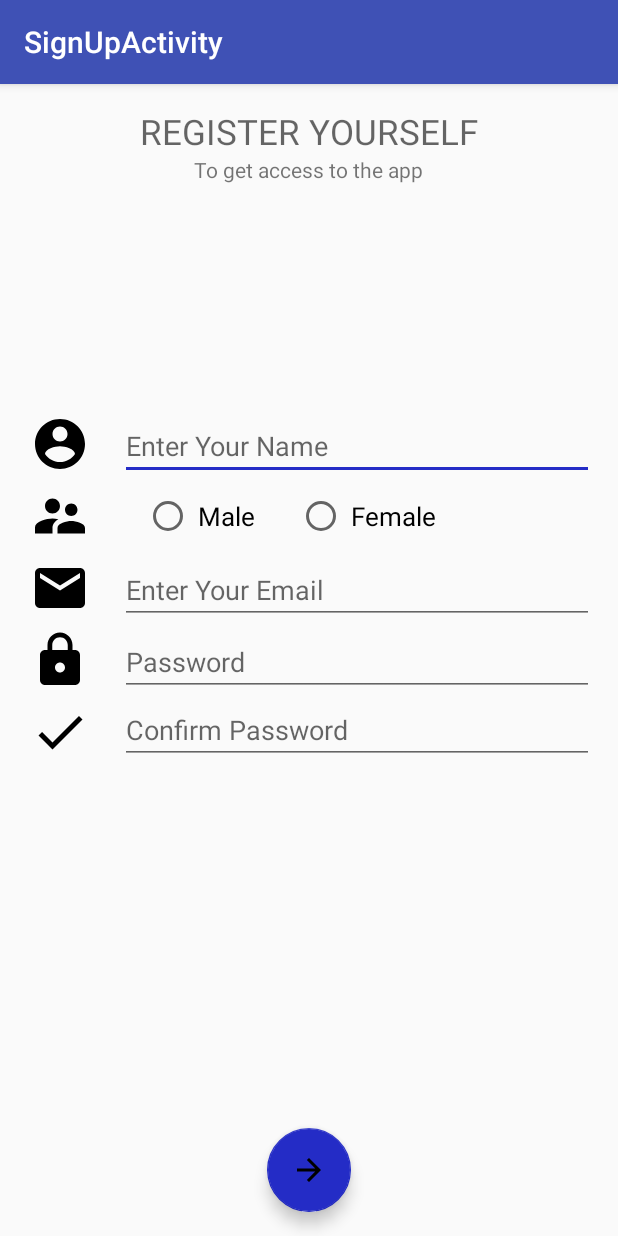
After one commit to raihan-mohammad/ProjectQ, an Android app: the SignUpActivity screen opened directly, with no data from a screen before it, on a phone screen of 412 x 824 dp. The commit adds this screen. Run offline under Robolectric (Android 15) with nearby library versions, the phone set to English and light mode, and no system bars.

Commit message:
noopur 22 june

```diff
--- a/app/src/main/AndroidManifest.xml
+++ b/app/src/main/AndroidManifest.xml
@@ -30,7 +30,11 @@
             android:configChanges="keyboard|keyboardHidden|screenLayout|screenSize|orientation"
             android:label="@string/app_name"
             android:theme="@android:style/Theme.Translucent.NoTitleBar" />
-        <activity android:name=".AboutActivity"></activity>
+        <activity android:name=".AboutActivity" />
+        <activity
+            android:name=".SignUpActivity"
+            android:label="@string/title_activity_sign_up"
+            android:theme="@style/AppTheme.NoActionBar"></activity>
     </application>
 
 </manifest>
--- /dev/null
+++ b/app/src/main/java/trainedge/projectq/SignUpActivity.java
@@ -0,0 +1,65 @@
+package trainedge.projectq;
+
+import android.os.Bundle;
+import android.support.design.widget.FloatingActionButton;
+import android.support.design.widget.Snackbar;
+import android.support.v7.app.AppCompatActivity;
+import android.support.v7.widget.Toolbar;
+import android.view.View;
+import android.widget.EditText;
+import android.widget.ImageView;
+import android.widget.RadioButton;
+import android.widget.RadioGroup;
+import android.widget.TextView;
+
+public class SignUpActivity extends AppCompatActivity {
+
+    private ImageView imgV1;
+    private ImageView imgV2;
+    private ImageView imgV3;
+    private ImageView imgV4;
+    private ImageView imgV5;
+    private EditText editT1;
+    private EditText editT2;
+    private EditText editT3;
+    private EditText editT4;
+    private RadioGroup rGroup;
+    private RadioButton radB1;
+    private RadioButton radB2;
+    private TextView textV1;
+    private TextView textV2;
+
+    @Override
+    protected void onCreate(Bundle savedInstanceState) {
+        super.onCreate(savedInstanceState);
+        setContentView(R.layout.activity_sign_up);
+        imgV1 = (ImageView) findViewById(R.id.imgV1);
+        imgV2 = (ImageView) findViewById(R.id.imgV2);
+        imgV3 = (ImageView) findViewById(R.id.imgV3);
+        imgV4 = (ImageView) findViewById(R.id.imgV4);
+        imgV5 = (ImageView) findViewById(R.id.imgV5);
+        editT1 = (EditText) findViewById(R.id.editT1);
+        editT2 = (EditText) findViewById(R.id.editT2);
+        editT3 = (EditText) findViewById(R.id.editT3);
+        editT4 = (EditText) findViewById(R.id.editT4);
+        rGroup = (RadioGroup) findViewById(R.id.rGroup);
+        radB1 = (RadioButton) findViewById(R.id.radB1);
+        radB2 = (RadioButton) findViewById(R.id.radB2);
+        textV1 = (TextView) findViewById(R.id.textV1);
+        textV2 = (TextView) findViewById(R.id.textV2);
+
+
+        Toolbar toolbar = (Toolbar) findViewById(R.id.toolbar);
+        setSupportActionBar(toolbar);
+
+        FloatingActionButton fab = (FloatingActionButton) findViewById(R.id.fab);
+        fab.setOnClickListener(new View.OnClickListener() {
+            @Override
+            public void onClick(View view) {
+                Snackbar.make(view, "Replace with your own action", Snackbar.LENGTH_LONG)
+                        .setAction("Action", null).show();
+            }
+        });
+    }
+
+}
--- /dev/null
+++ b/app/src/main/res/drawable/ic_account_circle_black_24dp.xml
@@ -0,0 +1,9 @@
+<vector android:height="40dp"
+    android:viewportHeight="24.0"
+    android:viewportWidth="24.0"
+    android:width="40dp"
+    xmlns:android="http://schemas.android.com/apk/res/android">
+    <path
+        android:fillColor="#FF000000"
+        android:pathData="M12,2C6.48,2 2,6.48 2,12s4.48,10 10,10 10,-4.48 10,-10S17.52,2 12,2zM12,5c1.66,0 3,1.34 3,3s-1.34,3 -3,3 -3,-1.34 -3,-3 1.34,-3 3,-3zM12,19.2c-2.5,0 -4.71,-1.28 -6,-3.22 0.03,-1.99 4,-3.08 6,-3.08 1.99,0 5.97,1.09 6,3.08 -1.29,1.94 -3.5,3.22 -6,3.22z" />
+</vector>
--- /dev/null
+++ b/app/src/main/res/drawable/ic_arrow_forward_black_24dp.xml
@@ -0,0 +1,9 @@
+<vector android:height="40dp"
+    android:viewportHeight="24.0"
+    android:viewportWidth="24.0"
+    android:width="40dp"
+    xmlns:android="http://schemas.android.com/apk/res/android">
+    <path
+        android:fillColor="#FF000000"
+        android:pathData="M12,4l-1.41,1.41L16.17,11H4v2h12.17l-5.58,5.59L12,20l8,-8z" />
+</vector>
--- /dev/null
+++ b/app/src/main/res/drawable/ic_check_black_24dp.xml
@@ -0,0 +1,9 @@
+<vector android:height="40dp"
+    android:viewportHeight="24.0"
+    android:viewportWidth="24.0"
+    android:width="40dp"
+    xmlns:android="http://schemas.android.com/apk/res/android">
+    <path
+        android:fillColor="#FF000000"
+        android:pathData="M9,16.17L4.83,12l-1.42,1.41L9,19 21,7l-1.41,-1.41z" />
+</vector>
--- /dev/null
+++ b/app/src/main/res/drawable/ic_https_black_24dp.xml
@@ -0,0 +1,9 @@
+<vector android:height="40dp"
+    android:viewportHeight="24.0"
+    android:viewportWidth="24.0"
+    android:width="40dp"
+    xmlns:android="http://schemas.android.com/apk/res/android">
+    <path
+        android:fillColor="#FF000000"
+        android:pathData="M18,8h-1L17,6c0,-2.76 -2.24,-5 -5,-5S7,3.24 7,6v2L6,8c-1.1,0 -2,0.9 -2,2v10c0,1.1 0.9,2 2,2h12c1.1,0 2,-0.9 2,-2L20,10c0,-1.1 -0.9,-2 -2,-2zM12,17c-1.1,0 -2,-0.9 -2,-2s0.9,-2 2,-2 2,0.9 2,2 -0.9,2 -2,2zM15.1,8L8.9,8L8.9,6c0,-1.71 1.39,-3.1 3.1,-3.1 1.71,0 3.1,1.39 3.1,3.1v2z" />
+</vector>
--- /dev/null
+++ b/app/src/main/res/drawable/ic_local_post_office_black_24dp.xml
@@ -0,0 +1,9 @@
+<vector android:height="40dp"
+    android:viewportHeight="24.0"
+    android:viewportWidth="24.0"
+    android:width="40dp"
+    xmlns:android="http://schemas.android.com/apk/res/android">
+    <path
+        android:fillColor="#FF000000"
+        android:pathData="M20,4L4,4c-1.1,0 -1.99,0.9 -1.99,2L2,18c0,1.1 0.9,2 2,2h16c1.1,0 2,-0.9 2,-2L22,6c0,-1.1 -0.9,-2 -2,-2zM20,8l-8,5 -8,-5L4,6l8,5 8,-5v2z" />
+</vector>
--- /dev/null
+++ b/app/src/main/res/drawable/ic_supervisor_account_black_24dp.xml
@@ -0,0 +1,9 @@
+<vector android:height="40dp"
+    android:viewportHeight="24.0"
+    android:viewportWidth="24.0"
+    android:width="40dp"
+    xmlns:android="http://schemas.android.com/apk/res/android">
+    <path
+        android:fillColor="#FF000000"
+        android:pathData="M16.5,12c1.38,0 2.49,-1.12 2.49,-2.5S17.88,7 16.5,7C15.12,7 14,8.12 14,9.5s1.12,2.5 2.5,2.5zM9,11c1.66,0 2.99,-1.34 2.99,-3S10.66,5 9,5C7.34,5 6,6.34 6,8s1.34,3 3,3zM16.5,14c-1.83,0 -5.5,0.92 -5.5,2.75L11,19h11v-2.25c0,-1.83 -3.67,-2.75 -5.5,-2.75zM9,13c-2.33,0 -7,1.17 -7,3.5L2,19h7v-2.25c0,-0.85 0.33,-2.34 2.37,-3.47C10.5,13.1 9.66,13 9,13z" />
+</vector>
--- /dev/null
+++ b/app/src/main/res/layout/activity_sign_up.xml
@@ -0,0 +1,34 @@
+<?xml version="1.0" encoding="utf-8"?>
+<android.support.design.widget.CoordinatorLayout xmlns:android="http://schemas.android.com/apk/res/android"
+    xmlns:app="http://schemas.android.com/apk/res-auto"
+    xmlns:tools="http://schemas.android.com/tools"
+    android:layout_width="match_parent"
+    android:layout_height="match_parent"
+    android:fitsSystemWindows="true"
+    tools:context="trainedge.projectq.SignUpActivity">
+
+    <android.support.design.widget.AppBarLayout
+        android:layout_width="match_parent"
+        android:layout_height="wrap_content"
+        android:theme="@style/AppTheme.AppBarOverlay">
+
+        <android.support.v7.widget.Toolbar
+            android:id="@+id/toolbar"
+            android:layout_width="match_parent"
+            android:layout_height="?attr/actionBarSize"
+            android:background="?attr/colorPrimary"
+            app:popupTheme="@style/AppTheme.PopupOverlay" />
+
+    </android.support.design.widget.AppBarLayout>
+
+    <include layout="@layout/content_sign_up" />
+
+    <android.support.design.widget.FloatingActionButton
+        android:id="@+id/fab"
+        android:layout_width="wrap_content"
+        android:layout_height="wrap_content"
+        android:layout_gravity="bottom|center"
+        android:layout_margin="@dimen/fab_margin"
+        android:src="@drawable/ic_arrow_forward_black_24dp" />
+
+</android.support.design.widget.CoordinatorLayout>
--- /dev/null
+++ b/app/src/main/res/layout/content_sign_up.xml
@@ -0,0 +1,158 @@
+<?xml version="1.0" encoding="utf-8"?>
+<RelativeLayout xmlns:android="http://schemas.android.com/apk/res/android"
+    xmlns:app="http://schemas.android.com/apk/res-auto"
+    xmlns:tools="http://schemas.android.com/tools"
+    android:layout_width="match_parent"
+    android:layout_height="match_parent"
+    android:paddingBottom="@dimen/activity_vertical_margin"
+    android:paddingLeft="@dimen/activity_horizontal_margin"
+    android:paddingRight="@dimen/activity_horizontal_margin"
+    android:paddingTop="@dimen/activity_vertical_margin"
+    app:layout_behavior="@string/appbar_scrolling_view_behavior"
+
+    tools:showIn="@layout/activity_sign_up">
+
+    <ImageView
+        android:layout_width="wrap_content"
+        android:layout_height="wrap_content"
+        android:id="@+id/imgV1"
+        android:src="@drawable/ic_account_circle_black_24dp"
+        android:padding="4dp"
+        android:layout_above="@+id/imgV2"
+        android:layout_alignParentLeft="true"
+        android:layout_alignParentStart="true" />
+
+    <EditText
+        android:layout_width="match_parent"
+        android:layout_height="wrap_content"
+        android:id="@+id/editT1"
+        android:layout_alignBottom="@+id/imgV1"
+        android:layout_toRightOf="@+id/imgV1"
+        android:layout_toEndOf="@+id/imgV1"
+        android:hint="Enter Your Name"
+        android:layout_marginLeft="16dp" />
+
+    <ImageView
+        android:layout_width="wrap_content"
+        android:layout_height="wrap_content"
+        android:id="@+id/imgV2"
+        android:src="@drawable/ic_supervisor_account_black_24dp"
+        android:padding="4dp"
+        android:layout_above="@+id/imgV3"
+        android:layout_alignParentLeft="true"
+        android:layout_alignParentStart="true" />
+
+    <RadioGroup
+        android:layout_width="match_parent"
+        android:layout_height="match_parent"
+        android:orientation="horizontal"
+        android:id="@+id/rGroup"
+        android:layout_above="@+id/imgV3"
+        android:layout_alignLeft="@+id/editT1"
+        android:layout_alignStart="@+id/editT1"
+        android:layout_alignTop="@+id/imgV2">
+
+        <RadioButton
+            android:layout_width="wrap_content"
+            android:layout_height="match_parent"
+            android:text="Male"
+            android:id="@+id/radB1"
+            android:checked="false"
+            android:padding="4dp"
+            android:layout_marginLeft="16dp"
+            android:textSize="17dp" />
+
+        <RadioButton
+            android:layout_width="wrap_content"
+            android:layout_height="match_parent"
+            android:text="Female"
+            android:id="@+id/radB2"
+            android:layout_gravity="center_horizontal"
+            android:checked="false"
+            android:padding="4dp"
+            android:layout_marginLeft="24dp"
+            android:textSize="17dp" />
+
+    </RadioGroup>
+
+    <ImageView
+        android:layout_width="wrap_content"
+        android:layout_height="wrap_content"
+        android:id="@+id/imgV3"
+        android:src="@drawable/ic_local_post_office_black_24dp"
+        android:padding="4dp"
+        android:layout_above="@+id/imgV4"
+        android:layout_alignParentLeft="true"
+        android:layout_alignParentStart="true" />
+
+    <EditText
+        android:layout_width="match_parent"
+        android:layout_height="wrap_content"
+        android:id="@+id/editT2"
+        android:layout_alignBottom="@+id/imgV3"
+        android:layout_alignLeft="@+id/rGroup"
+        android:layout_alignStart="@+id/rGroup"
+        android:hint="Enter Your Email" />
+
+    <ImageView
+        android:layout_width="wrap_content"
+        android:layout_height="wrap_content"
+        android:id="@+id/imgV4"
+        android:src="@drawable/ic_https_black_24dp"
+        android:padding="4dp"
+        android:layout_centerVertical="true"
+        android:layout_alignParentLeft="true"
+        android:layout_alignParentStart="true" />
+
+    <ImageView
+        android:layout_width="wrap_content"
+        android:layout_height="wrap_content"
+        android:id="@+id/imgV5"
+        android:src="@drawable/ic_check_black_24dp"
+        android:padding="4dp"
+        android:layout_below="@+id/imgV4"
+        android:layout_alignParentLeft="true"
+        android:layout_alignParentStart="true" />
+
+    <EditText
+        android:layout_width="match_parent"
+        android:layout_height="wrap_content"
+        android:inputType="textPassword"
+        android:ems="10"
+        android:id="@+id/editT3"
+        android:layout_above="@+id/imgV5"
+        android:layout_alignLeft="@+id/editT2"
+        android:layout_alignStart="@+id/editT2"
+        android:hint="Password" />
+
+    <EditText
+        android:layout_width="match_parent"
+        android:layout_height="wrap_content"
+        android:inputType="textPassword"
+        android:ems="10"
+        android:id="@+id/editT4"
+        android:layout_alignTop="@+id/imgV5"
+        android:layout_alignLeft="@+id/editT3"
+        android:layout_alignStart="@+id/editT3"
+        android:hint="Confirm Password" />
+
+    <TextView
+        android:layout_width="wrap_content"
+        android:layout_height="wrap_content"
+        android:textAppearance="?android:attr/textAppearanceMedium"
+        android:text="REGISTER YOURSELF"
+        android:id="@+id/textV1"
+        android:textSize="23dp"
+        android:layout_alignParentTop="true"
+        android:layout_centerHorizontal="true" />
+
+    <TextView
+        android:layout_width="wrap_content"
+        android:layout_height="wrap_content"
+        android:textAppearance="?android:attr/textAppearanceSmall"
+        android:text="To get access to the app"
+        android:id="@+id/textV2"
+        android:layout_below="@+id/textV1"
+        android:layout_centerHorizontal="true" />
+
+</RelativeLayout>
--- a/app/src/main/res/values/colors.xml
+++ b/app/src/main/res/values/colors.xml
@@ -2,5 +2,5 @@
 <resources>
     <color name="colorPrimary">#3F51B5</color>
     <color name="colorPrimaryDark">#303F9F</color>
-    <color name="colorAccent">#FF4081</color>
+    <color name="colorAccent">#242cc6</color>
 </resources>
--- a/app/src/main/res/values/strings.xml
+++ b/app/src/main/res/values/strings.xml
@@ -2,4 +2,5 @@
     <string name="app_name">ProjectQ</string>
     <string name="action_settings">Settings</string>
     <string name="facebook_app_id">896959773783447</string>
+    <string name="title_activity_sign_up">SignUpActivity</string>
 </resources>
```
Also changed, not shown: app/src/main/res/drawable/images.jpg (added).
